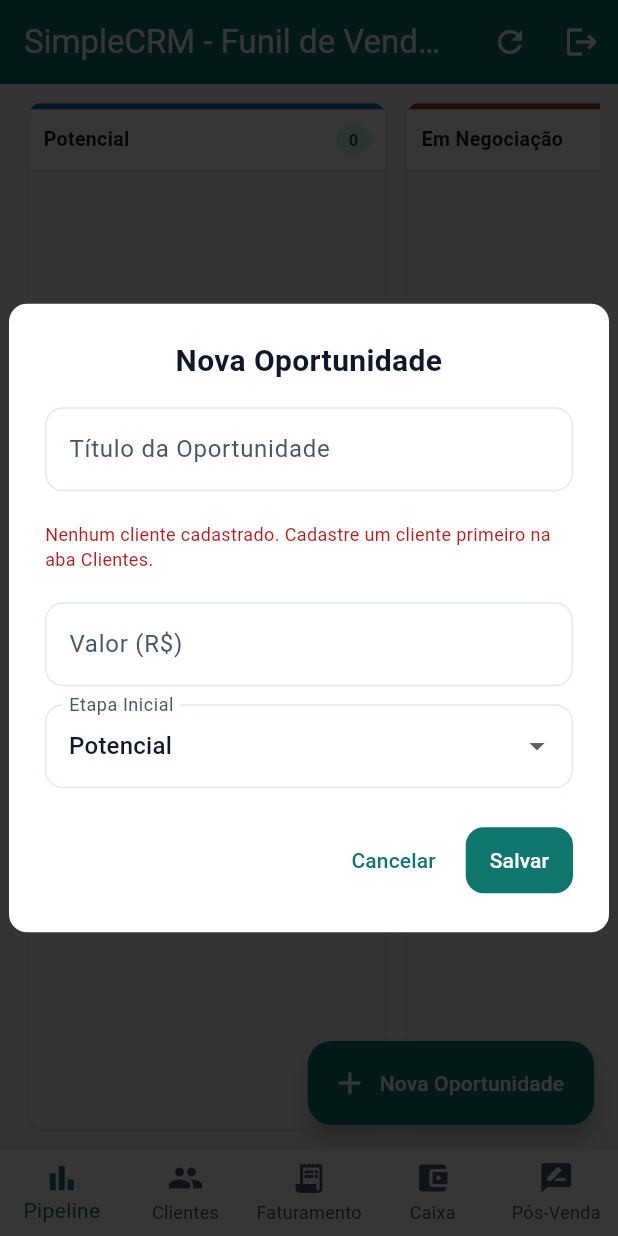
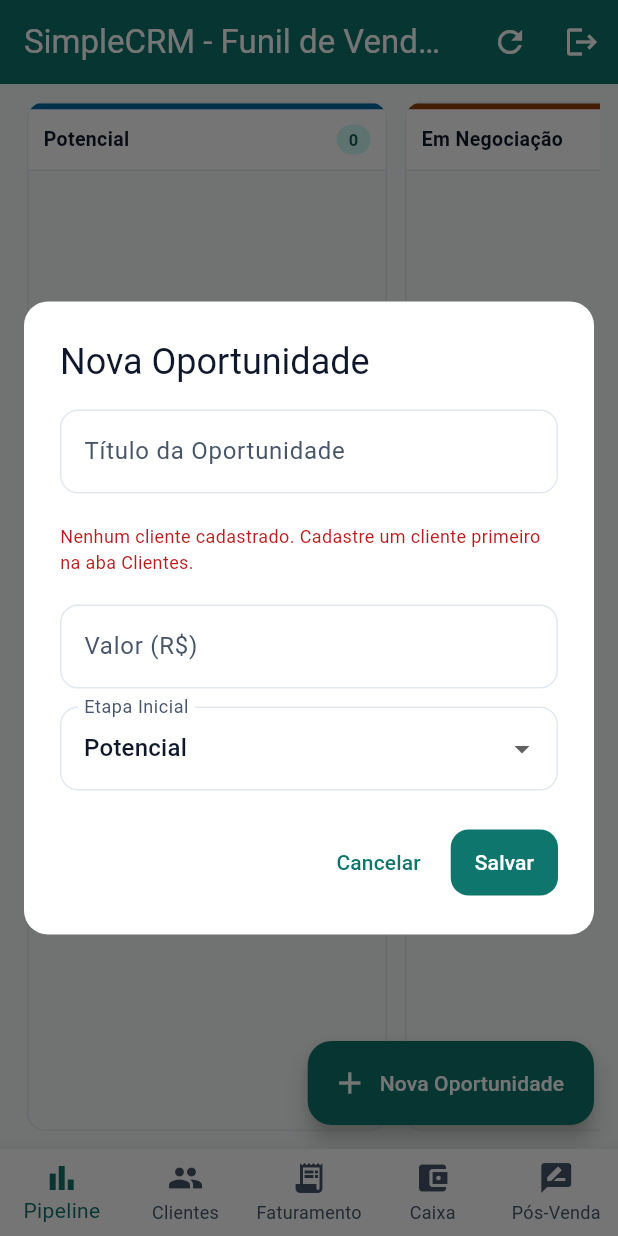
Before and after one commit to danhistoria-pm-po/SimpleCRM, a Flutter app: the screen it shows once a user with an empty profile is signed in, after a tap on "Nova Oportunidade", on a phone screen of 412 x 824 dp. Run offline on Flutter 3.47's test engine with Material 3 defaults, Android fonts, the phone set to English and light mode, and no system bars; our stand-ins replace supabase_flutter; accounts and stored records are empty.

Commit message:
feat(fase-3c): modais responsivos com ConstrainedBox e SingleChildScrollView

```diff
--- a/lib/modules/pipeline/components/deal_form_modal.dart
+++ b/lib/modules/pipeline/components/deal_form_modal.dart
@@ -45,28 +45,18 @@ class _DealFormModalState extends State<DealFormModal> {
 
   @override
   Widget build(BuildContext context) {
-    return Material(
-      color: AppColors.overlay,
-      child: Center(
-        child: Container(
-          width: 400,
-          padding: const EdgeInsets.all(24.0),
-          decoration: BoxDecoration(
-            color: AppColors.surface,
-            borderRadius: BorderRadius.circular(12.0),
-          ),
+    return AlertDialog(
+      insetPadding: const EdgeInsets.symmetric(horizontal: 16, vertical: 24),
+      title: const Text('Nova Oportunidade'),
+      content: ConstrainedBox(
+        constraints: const BoxConstraints(maxWidth: 480),
+        child: SingleChildScrollView(
           child: Form(
             key: _formKey,
             child: Column(
               mainAxisSize: MainAxisSize.min,
               crossAxisAlignment: CrossAxisAlignment.stretch,
               children: [
-                const Text(
-                  'Nova Oportunidade',
-                  style: TextStyle(fontSize: 20, fontWeight: FontWeight.bold),
-                  textAlign: TextAlign.center,
-                ),
-                const SizedBox(height: 16),
                 TextFormField(
                   controller: _titleController,
                   decoration: const InputDecoration(labelText: 'Título da Oportunidade'),
@@ -139,7 +129,10 @@ class _DealFormModalState extends State<DealFormModal> {
                   items: DealStage.values.map((stage) {
                     return DropdownMenuItem(
                       value: stage,
-                      child: Text(_getStageLabel(stage)),
+                      child: Text(
+                        _getStageLabel(stage),
+                        overflow: TextOverflow.ellipsis,
+                      ),
                     );
                   }).toList(),
                   onChanged: (stage) {
@@ -150,24 +143,23 @@ class _DealFormModalState extends State<DealFormModal> {
                     }
                   },
                 ),
-                const SizedBox(height: 24),
-                Row(
-                  mainAxisAlignment: MainAxisAlignment.end,
-                  children: [
+              ],
+            ),
+          ),
+        ),
+      ),
+      actions: [
         TextButton(
           onPressed: () => Navigator.of(context).pop(),
           child: const Text('Cancelar'),
         ),
-                    const SizedBox(width: 8),
         ElevatedButton(
           onPressed: () {
             final selectedCustomer = _findSelectedCustomer(
               widget.customerController.customers,
             );
-                        if (_formKey.currentState!.validate() &&
-                            selectedCustomer != null) {
-                          final parsedValue =
-                              parseCurrency(_valueController.text) ?? 0.0;
+            if (_formKey.currentState!.validate() && selectedCustomer != null) {
+              final parsedValue = parseCurrency(_valueController.text) ?? 0.0;
               final newDeal = DealEntity(
                 id: '',
                 customerId: selectedCustomer.id,
@@ -185,12 +177,6 @@ class _DealFormModalState extends State<DealFormModal> {
           child: const Text('Salvar'),
         ),
       ],
-                ),
-              ],
-            ),
-          ),
-        ),
-      ),
     );
   }
 
```
Also changed, not shown: lib/features/follow_up/views/follow_up_view.dart (+11 -2 lines), lib/modules/billing/presentation/billing_page.dart (+11 -2 lines), lib/modules/cash_flow/presentation/cash_flow_page.dart (+14 -3 lines), lib/modules/customers/presentation/customer_form_modal.dart (+10 -1 lines), 1 other file. Lines whose indentation alone changed are shown as unchanged.
